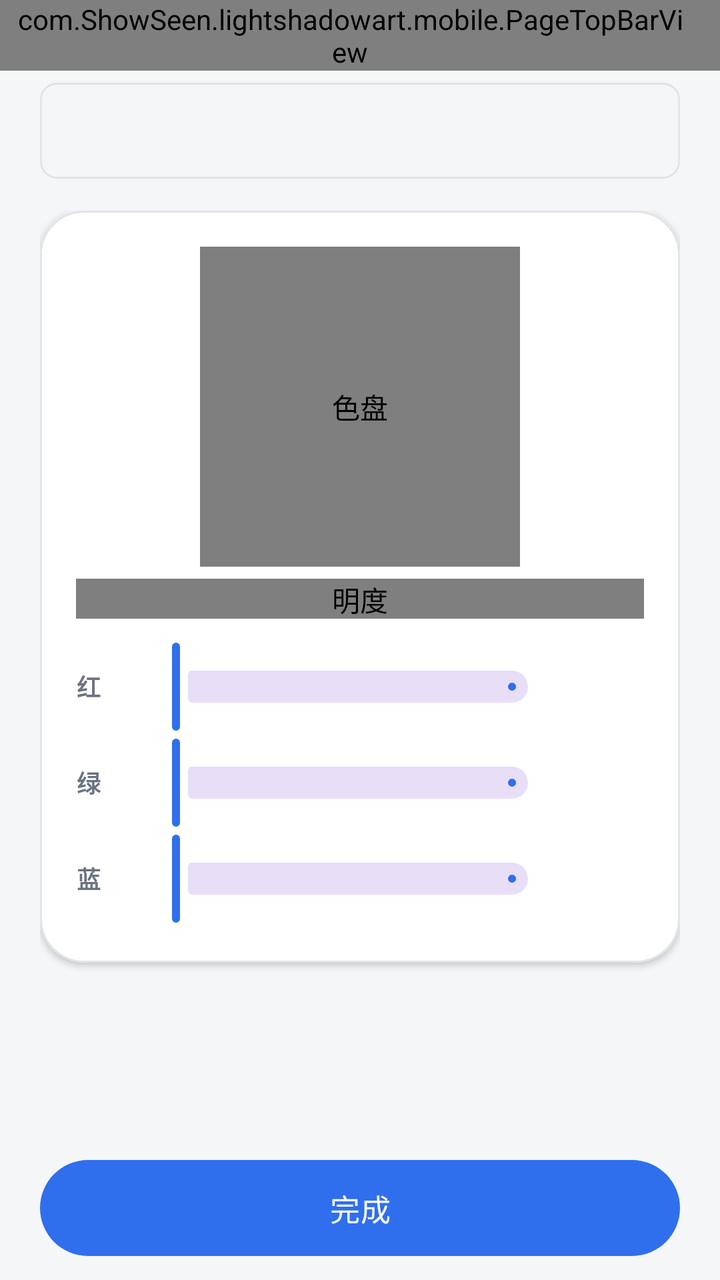
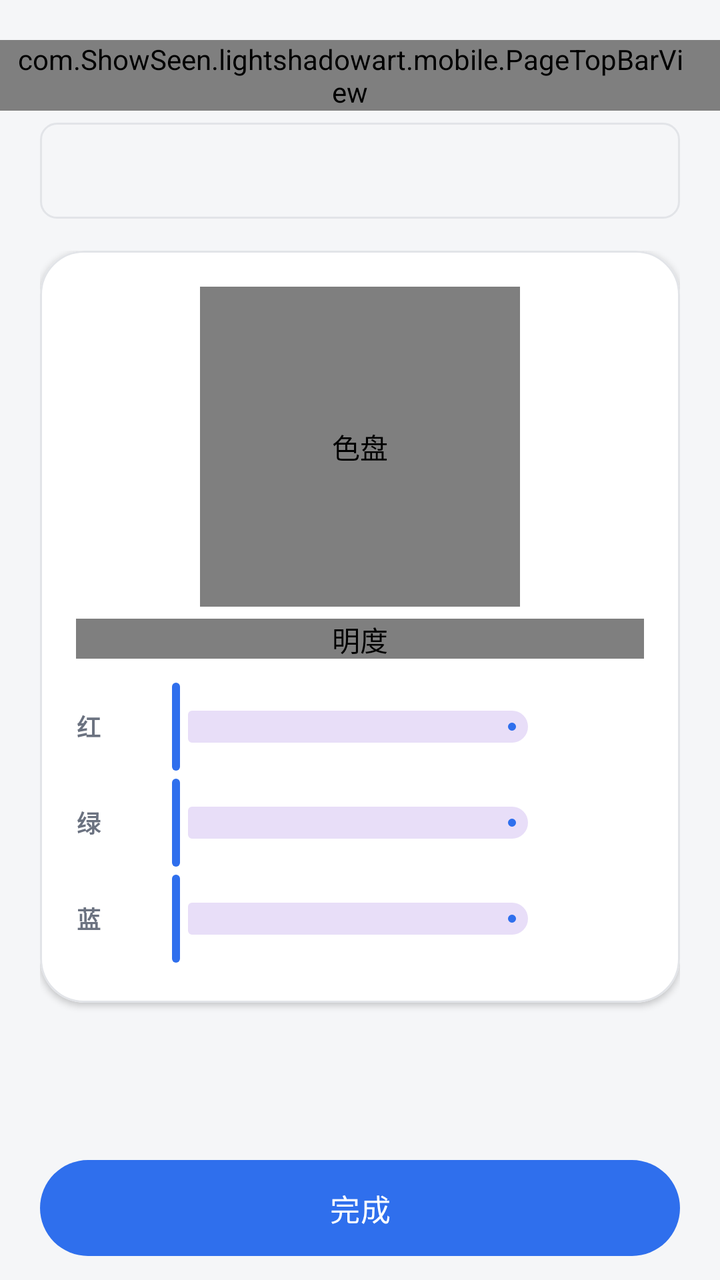

Screens rendered from an Android XML layout before and after an edit, with the pre-edit source and the edit as a unified diff.
<!-- AndroidManifest.xml: application theme Theme.LightShadowArtPhone -->
<!-- res/layout/activity_line_color.xml -->
<?xml version="1.0" encoding="utf-8"?>
<LinearLayout xmlns:android="http://schemas.android.com/apk/res/android"
    xmlns:app="http://schemas.android.com/apk/res-auto"
    android:layout_width="match_parent"
    android:layout_height="match_parent"
    android:background="@color/app_bg"
    android:orientation="vertical">

    <com.ShowSeen.lightshadowart.mobile.PageTopBarView
        android:id="@+id/color_top_bar"
        android:layout_width="match_parent"
        android:layout_height="wrap_content"
        android:paddingStart="8dp"
        android:paddingEnd="@dimen/card_padding" />

    
    <View
        android:id="@+id/view_color_preview"
        android:layout_width="match_parent"
        android:layout_height="48dp"
        android:layout_marginStart="@dimen/page_horizontal_padding"
        android:layout_marginTop="6dp"
        android:layout_marginEnd="@dimen/page_horizontal_padding"
        android:layout_marginBottom="8dp"
        android:background="@drawable/bg_media_placeholder"
        android:contentDescription="@string/color_preview_desc" />

    <ScrollView
        android:layout_width="match_parent"
        android:layout_height="0dp"
        android:layout_weight="1"
        android:clipToPadding="false"
        android:fillViewport="true">

        <LinearLayout
            android:layout_width="match_parent"
            android:layout_height="wrap_content"
            android:orientation="vertical"
            android:paddingStart="@dimen/page_horizontal_padding"
            android:paddingTop="8dp"
            android:paddingEnd="@dimen/page_horizontal_padding"
            android:paddingBottom="8dp">

            <com.google.android.material.card.MaterialCardView
                style="@style/SurfaceCard"
                android:layout_width="match_parent"
                android:layout_height="wrap_content">

                <LinearLayout
                    android:layout_width="match_parent"
                    android:layout_height="wrap_content"
                    android:orientation="vertical"
                    android:padding="@dimen/card_padding">

                    <com.ShowSeen.lightshadowart.mobile.ColorWheelView
                        android:id="@+id/view_color_wheel"
                        android:layout_width="160dp"
                        android:layout_height="160dp"
                        android:layout_gravity="center_horizontal"
                        android:contentDescription="@string/color_wheel" />

                    <com.ShowSeen.lightshadowart.mobile.ValueBarView
                        android:id="@+id/view_color_brightness"
                        android:layout_width="match_parent"
                        android:layout_height="20dp"
                        android:layout_marginTop="6dp"
                        android:contentDescription="@string/color_brightness" />

                    
                    <LinearLayout
                        android:layout_width="match_parent"
                        android:layout_height="wrap_content"
                        android:layout_marginTop="@dimen/item_gap"
                        android:gravity="center_vertical"
                        android:minHeight="40dp"
                        android:orientation="horizontal">

                        <TextView
                            style="@style/Text.Label"
                            android:layout_width="28dp"
                            android:layout_height="wrap_content"
                            android:text="@string/color_red" />

                        <com.google.android.material.slider.Slider
                            android:id="@+id/slider_color_red"
                            android:layout_width="0dp"
                            android:layout_height="wrap_content"
                            android:layout_weight="1"
                            android:stepSize="1"
                            android:valueFrom="0"
                            android:valueTo="255"
                            app:tickVisible="false" />

                        <TextView
                            android:id="@+id/tv_color_red"
                            style="@style/Text.Hint"
                            android:layout_width="44dp"
                            android:layout_height="wrap_content"
                            android:gravity="end" />
                    </LinearLayout>

                    <LinearLayout
                        android:layout_width="match_parent"
                        android:layout_height="wrap_content"
                        android:gravity="center_vertical"
                        android:minHeight="40dp"
                        android:orientation="horizontal">

                        <TextView
                            style="@style/Text.Label"
                            android:layout_width="28dp"
                            android:layout_height="wrap_content"
                            android:text="@string/color_green" />

                        <com.google.android.material.slider.Slider
                            android:id="@+id/slider_color_green"
                            android:layout_width="0dp"
                            android:layout_height="wrap_content"
                            android:layout_weight="1"
                            android:stepSize="1"
                            android:valueFrom="0"
                            android:valueTo="255"
                            app:tickVisible="false" />

                        <TextView
                            android:id="@+id/tv_color_green"
                            style="@style/Text.Hint"
                            android:layout_width="44dp"
                            android:layout_height="wrap_content"
                            android:gravity="end" />
                    </LinearLayout>

                    <LinearLayout
                        android:layout_width="match_parent"
                        android:layout_height="wrap_content"
                        android:gravity="center_vertical"
                        android:minHeight="40dp"
                        android:orientation="horizontal">

                        <TextView
                            style="@style/Text.Label"
                            android:layout_width="28dp"
                            android:layout_height="wrap_content"
                            android:text="@string/color_blue" />

                        <com.google.android.material.slider.Slider
                            android:id="@+id/slider_color_blue"
                            android:layout_width="0dp"
                            android:layout_height="wrap_content"
                            android:layout_weight="1"
                            android:stepSize="1"
                            android:valueFrom="0"
                            android:valueTo="255"
                            app:tickVisible="false" />

                        <TextView
                            android:id="@+id/tv_color_blue"
                            style="@style/Text.Hint"
                            android:layout_width="44dp"
                            android:layout_height="wrap_content"
                            android:gravity="end" />
                    </LinearLayout>
                </LinearLayout>
            </com.google.android.material.card.MaterialCardView>

            <com.google.android.material.card.MaterialCardView
                android:id="@+id/card_color_recent"
                style="@style/SurfaceCard"
                android:layout_width="match_parent"
                android:layout_height="wrap_content"
                android:layout_marginTop="8dp"
                android:visibility="gone">

                <LinearLayout
                    android:layout_width="match_parent"
                    android:layout_height="wrap_content"
                    android:orientation="vertical"
                    android:padding="@dimen/card_padding">

                    <TextView
                        style="@style/Text.Label"
                        android:layout_width="match_parent"
                        android:layout_height="wrap_content"
                        android:text="@string/color_recent" />

                    <LinearLayout
                        android:id="@+id/container_color_recent"
                        android:layout_width="match_parent"
                        android:layout_height="wrap_content"
                        android:layout_marginTop="6dp"
                        android:orientation="horizontal" />
                </LinearLayout>
            </com.google.android.material.card.MaterialCardView>
        </LinearLayout>
    </ScrollView>

    <com.google.android.material.button.MaterialButton
        android:id="@+id/btn_color_done"
        style="@style/PillButton"
        android:layout_width="match_parent"
        android:layout_height="wrap_content"
        android:layout_marginStart="@dimen/page_horizontal_padding"
        android:layout_marginTop="8dp"
        android:layout_marginEnd="@dimen/page_horizontal_padding"
        android:layout_marginBottom="12dp"
        android:text="@string/color_done" />
</LinearLayout>
<!-- resources referenced by this layout -->
<resources>
  <color name="app_bg">#F5F6F8</color>
  <dimen name="card_padding">18dp</dimen>
  <dimen name="item_gap">10dp</dimen>
  <dimen name="page_horizontal_padding">20dp</dimen>
  <!-- drawable bg_media_placeholder (drawable) -->
  <?xml version="1.0" encoding="utf-8"?>
  <shape xmlns:android="http://schemas.android.com/apk/res/android"
      android:shape="rectangle">
      <solid android:color="@color/card_tint" />
      <stroke
          android:width="@dimen/divider_width"
          android:color="@color/divider_stroke" />
      <corners android:radius="@dimen/corner_image" />
  </shape>
  <string name="color_blue">蓝</string>
  <string name="color_brightness">明度</string>
  <string name="color_done">完成</string>
  <string name="color_green">绿</string>
  <string name="color_preview_desc">颜色预览</string>
  <string name="color_recent">最近使用</string>
  <string name="color_red">红</string>
  <string name="color_wheel">色盘</string>
  <style name="PillButton" parent="Widget.Material3.Button">
          <item name="android:minHeight">@dimen/touch_min_height</item>
          <item name="android:insetTop">0dp</item>
          <item name="android:insetBottom">0dp</item>
          <item name="android:textSize">@dimen/text_button</item>
          <item name="android:textAllCaps">false</item>
          <item name="android:letterSpacing">0.01</item>
          <item name="cornerRadius">@dimen/corner_pill</item>
          <item name="backgroundTint">@color/btn_pill_tint</item>
          <item name="android:textColor">@color/btn_pill_label</item>
      </style>
  <style name="SurfaceCard" parent="Widget.Material3.CardView.Elevated">
          <item name="cardBackgroundColor">@color/card_bg</item>
          <item name="cardCornerRadius">@dimen/corner_large</item>
          <item name="cardElevation">@dimen/card_elevation</item>
          <item name="strokeColor">@color/divider_stroke</item>
          <item name="strokeWidth">@dimen/divider_width</item>
      </style>
  <style name="Text.Hint" parent="">
          <item name="android:textColor">@color/text_secondary</item>
          <item name="android:textSize">@dimen/text_hint</item>
      </style>
  <style name="Text.Label" parent="">
          <item name="android:textColor">@color/text_secondary</item>
          <item name="android:textSize">@dimen/text_label</item>
          <item name="android:textStyle">bold</item>
          <item name="android:letterSpacing">0.06</item>
      </style>
  <color name="card_tint">#F5F6F8</color>
  <dimen name="divider_width">1dp</dimen>
  <color name="divider_stroke">#E2E4E8</color>
  <dimen name="corner_image">8dp</dimen>
  <dimen name="touch_min_height">48dp</dimen>
  <dimen name="text_button">15sp</dimen>
  <dimen name="corner_pill">28dp</dimen>
  <color name="card_bg">#FFFFFF</color>
  <dimen name="corner_large">22dp</dimen>
  <dimen name="card_elevation">2dp</dimen>
  <color name="text_secondary">#6B7280</color>
  <dimen name="text_hint">13sp</dimen>
  <dimen name="text_label">12sp</dimen>
  <color name="primary_blue">#2F6FED</color>
  <color name="on_primary">#FFFFFF</color>
  <color name="primary_soft">#E9EFFD</color>
  <color name="text_primary">#1A1C1E</color>
  <color name="status_destructive">#C0392B</color>
  <!-- unchanged entries left out for length: 1 -->
</resources>

<!-- the commit's change to res/layout/activity_line_color.xml (unified diff, before → after) -->
@@ -4,7 +4,8 @@
     android:layout_width="match_parent"
     android:layout_height="match_parent"
     android:background="@color/app_bg"
-    android:orientation="vertical">
+    android:orientation="vertical"
+    android:paddingTop="20dp">
 
     <com.ShowSeen.lightshadowart.mobile.PageTopBarView
         android:id="@+id/color_top_bar"
